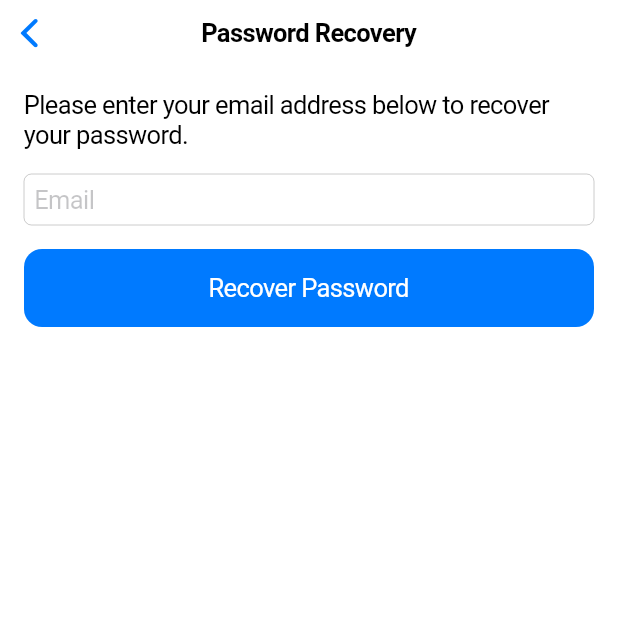
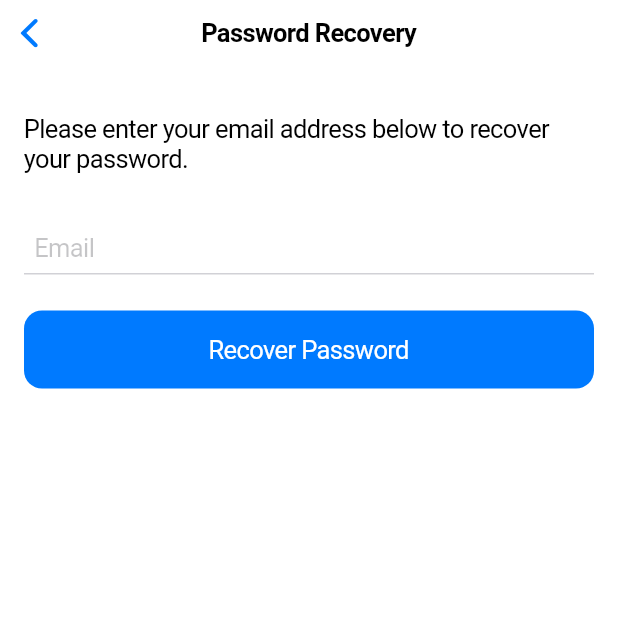
Before and after one commit to Emanuel-JSA/flutter_firebase, a Flutter app: the PasswordRecoveryPage screen opened directly, on a phone screen of 412 x 824 dp, the top half of it. Run offline on Flutter 3.47's test engine with Material 2 defaults, Android fonts, the phone set to English and light mode, and no system bars; our stand-ins replace firebase_core; accounts and stored records are empty.

```diff
--- a/lib/login_page.dart
+++ b/lib/login_page.dart
@@ -34,7 +34,6 @@ class _LoginPageState extends State<LoginPage> {
                   border: Border(
                     bottom: BorderSide(
                       color: CupertinoColors.systemGrey4,
-                      width: 1.0,
                       style: BorderStyle.solid,
                     ),
                   ),
@@ -49,7 +48,6 @@ class _LoginPageState extends State<LoginPage> {
                   border: Border(
                     bottom: BorderSide(
                       color: CupertinoColors.systemGrey4,
-                      width: 1.0,
                       style: BorderStyle.solid,
                     ),
                   ),
--- a/lib/main.dart
+++ b/lib/main.dart
@@ -1,7 +1,11 @@
 import 'package:flutter/cupertino.dart';
 import 'login_page.dart';
+import 'package:firebase_core/firebase_core.dart';
 
 Future<void> main() async {
+  WidgetsFlutterBinding.ensureInitialized();
+  await Firebase.initializeApp();
+
   runApp(MyApp());
 }
 
--- a/lib/password_recovery_page.dart
+++ b/lib/password_recovery_page.dart
@@ -4,7 +4,7 @@ class PasswordRecoveryPage extends StatelessWidget {
   @override
   Widget build(BuildContext context) {
     return CupertinoPageScaffold(
-      navigationBar: CupertinoNavigationBar(
+      navigationBar: const CupertinoNavigationBar(
         middle: Text('Password Recovery'),
       ),
       child: SafeArea(
@@ -13,16 +13,25 @@ class PasswordRecoveryPage extends StatelessWidget {
           child: Column(
             crossAxisAlignment: CrossAxisAlignment.stretch,
             children: [
+              const SizedBox(height: 16.0,),
               Text(
                 'Please enter your email address below to recover your password.',
                 style: CupertinoTheme.of(context).textTheme.textStyle,
               ),
-              SizedBox(height: 16.0),
-              CupertinoTextField(
+              const SizedBox(height: 32.0),
+              const CupertinoTextField(
                 keyboardType: TextInputType.emailAddress,
                 placeholder: 'Email',
+                decoration: BoxDecoration(
+                  border: Border(
+                    bottom: BorderSide(
+                      color: CupertinoColors.systemGrey4,
+                      style: BorderStyle.solid,
+                    ),
+                  ),
+                ),
               ),
-              SizedBox(height: 16.0),
+              SizedBox(height: 24.0),
               CupertinoButton.filled(
                 onPressed: () {
                   // Implement password recovery logic
```
Also changed, not shown: pubspec.yaml (+2 -67 lines), 2 other files.
